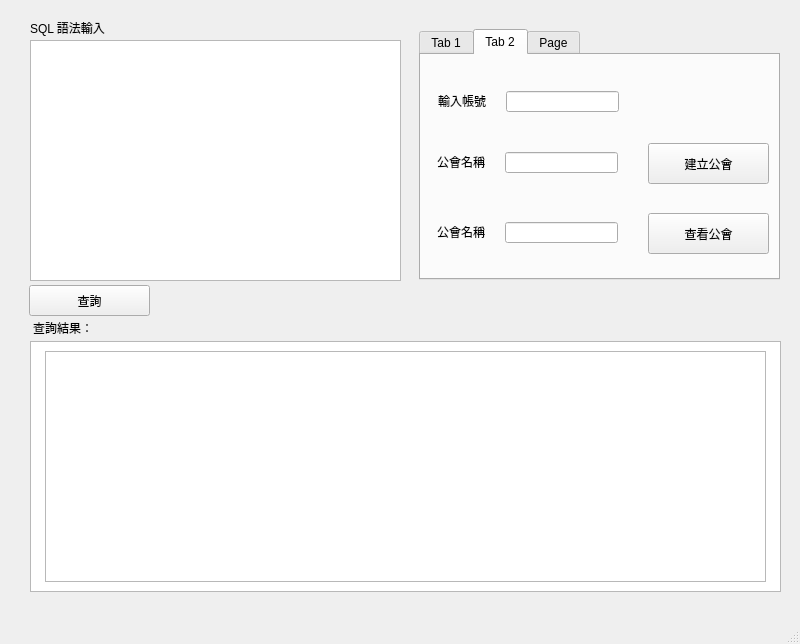
This is gui.ui in HsuYuSung/NCKU_DBMS_FINAL_PROJECT as Qt 5 draws it before an edit. The edited form follows.
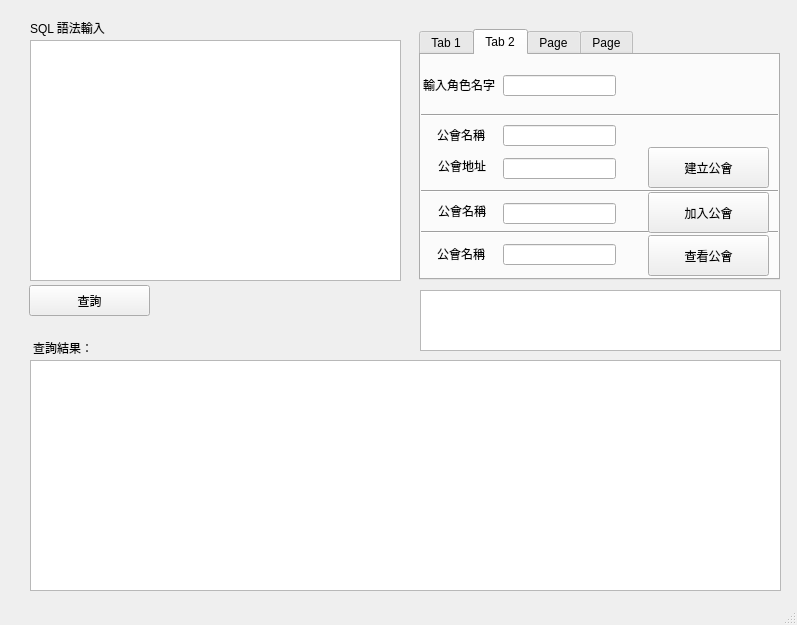
This is the edited form. The open tabs and pages were chosen to show the change.

```diff
--- a/gui.ui
+++ b/gui.ui
@@ -6,8 +6,8 @@
    <rect>
     <x>0</x>
     <y>0</y>
-    <width>800</width>
-    <height>644</height>
+    <width>797</width>
+    <height>625</height>
    </rect>
   </property>
   <property name="windowTitle">
@@ -262,7 +262,7 @@
       <property name="geometry">
        <rect>
         <x>16</x>
-        <y>99</y>
+        <y>72</y>
         <width>60</width>
         <height>16</height>
        </rect>
@@ -274,8 +274,8 @@
      <widget class="QLineEdit" name="lineEdit_5">
       <property name="geometry">
        <rect>
-        <x>84</x>
-        <y>97</y>
+        <x>82</x>
+        <y>70</y>
         <width>113</width>
         <height>21</height>
        </rect>
@@ -285,7 +285,7 @@
       <property name="geometry">
        <rect>
         <x>227</x>
-        <y>88</y>
+        <y>92</y>
         <width>121</width>
         <height>41</height>
        </rect>
@@ -298,7 +298,7 @@
       <property name="geometry">
        <rect>
         <x>16</x>
-        <y>169</y>
+        <y>191</y>
         <width>60</width>
         <height>16</height>
        </rect>
@@ -310,8 +310,8 @@
      <widget class="QLineEdit" name="lineEdit_6">
       <property name="geometry">
        <rect>
-        <x>84</x>
-        <y>167</y>
+        <x>82</x>
+        <y>189</y>
         <width>113</width>
         <height>21</height>
        </rect>
@@ -321,7 +321,7 @@
       <property name="geometry">
        <rect>
         <x>227</x>
-        <y>158</y>
+        <y>180</y>
         <width>121</width>
         <height>41</height>
        </rect>
@@ -333,8 +333,8 @@
      <widget class="QLineEdit" name="lineEdit_20">
       <property name="geometry">
        <rect>
-        <x>85</x>
-        <y>36</y>
+        <x>82</x>
+        <y>20</y>
         <width>113</width>
         <height>21</height>
        </rect>
@@ -343,14 +343,112 @@
      <widget class="QLabel" name="label_22">
       <property name="geometry">
        <rect>
+        <x>2</x>
+        <y>20</y>
+        <width>81</width>
+        <height>20</height>
+       </rect>
+      </property>
+      <property name="text">
+       <string>輸入角色名字</string>
+      </property>
+     </widget>
+     <widget class="Line" name="line_4">
+      <property name="geometry">
+       <rect>
+        <x>-3</x>
+        <y>167</y>
+        <width>361</width>
+        <height>20</height>
+       </rect>
+      </property>
+      <property name="orientation">
+       <enum>Qt::Horizontal</enum>
+      </property>
+     </widget>
+     <widget class="QLabel" name="label_12">
+      <property name="geometry">
+       <rect>
         <x>17</x>
-        <y>38</y>
+        <y>103</y>
         <width>60</width>
         <height>16</height>
        </rect>
       </property>
       <property name="text">
-       <string>輸入帳號</string>
+       <string>公會地址</string>
+      </property>
+     </widget>
+     <widget class="QLineEdit" name="lineEdit_10">
+      <property name="geometry">
+       <rect>
+        <x>82</x>
+        <y>103</y>
+        <width>113</width>
+        <height>21</height>
+       </rect>
+      </property>
+     </widget>
+     <widget class="Line" name="line_5">
+      <property name="geometry">
+       <rect>
+        <x>0</x>
+        <y>50</y>
+        <width>361</width>
+        <height>20</height>
+       </rect>
+      </property>
+      <property name="orientation">
+       <enum>Qt::Horizontal</enum>
+      </property>
+     </widget>
+     <widget class="Line" name="line_6">
+      <property name="geometry">
+       <rect>
+        <x>0</x>
+        <y>126</y>
+        <width>361</width>
+        <height>20</height>
+       </rect>
+      </property>
+      <property name="orientation">
+       <enum>Qt::Horizontal</enum>
+      </property>
+     </widget>
+     <widget class="QLabel" name="label_13">
+      <property name="geometry">
+       <rect>
+        <x>17</x>
+        <y>148</y>
+        <width>60</width>
+        <height>16</height>
+       </rect>
+      </property>
+      <property name="text">
+       <string>公會名稱</string>
+      </property>
+     </widget>
+     <widget class="QLineEdit" name="lineEdit_11">
+      <property name="geometry">
+       <rect>
+        <x>82</x>
+        <y>148</y>
+        <width>113</width>
+        <height>21</height>
+       </rect>
+      </property>
+     </widget>
+     <widget class="QPushButton" name="pushButton_10">
+      <property name="geometry">
+       <rect>
+        <x>227</x>
+        <y>137</y>
+        <width>121</width>
+        <height>41</height>
+       </rect>
+      </property>
+      <property name="text">
+       <string>加入公會</string>
       </property>
      </widget>
     </widget>
@@ -466,6 +564,24 @@
        <string>建立任務</string>
       </property>
      </widget>
+     <widget class="Line" name="line_2">
+      <property name="geometry">
+       <rect>
+        <x>-3</x>
+        <y>43</y>
+        <width>361</width>
+        <height>20</height>
+       </rect>
+      </property>
+      <property name="orientation">
+       <enum>Qt::Horizontal</enum>
+      </property>
+     </widget>
+    </widget>
+    <widget class="QWidget" name="tab_4">
+     <attribute name="title">
+      <string>Page</string>
+     </attribute>
      <widget class="QPushButton" name="pushButton_9">
       <property name="geometry">
        <rect>
@@ -485,7 +601,7 @@
     <property name="geometry">
      <rect>
       <x>33</x>
-      <y>320</y>
+      <y>340</y>
       <width>60</width>
       <height>16</height>
      </rect>
@@ -497,19 +613,19 @@
    <widget class="QTextBrowser" name="textBrowser">
     <property name="geometry">
      <rect>
-      <x>30</x>
-      <y>341</y>
-      <width>751</width>
-      <height>251</height>
+      <x>420</x>
+      <y>290</y>
+      <width>361</width>
+      <height>61</height>
      </rect>
     </property>
    </widget>
    <widget class="QTableWidget" name="tableWidget">
     <property name="geometry">
      <rect>
-      <x>45</x>
-      <y>351</y>
-      <width>721</width>
+      <x>30</x>
+      <y>360</y>
+      <width>751</width>
       <height>231</height>
      </rect>
     </property>
```
Left out of the diff: 134 changed lines with no effect on the pictures.
